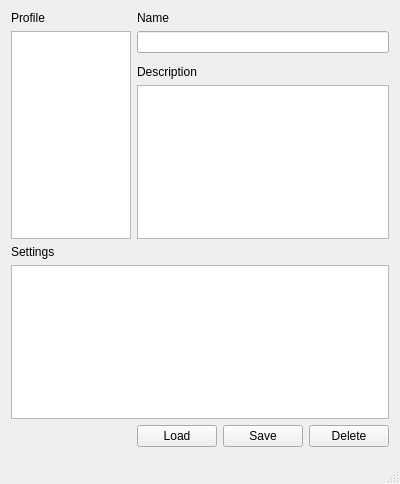
Shub77/phoebetria-code, file gui_profiles.ui: the form before one commit.
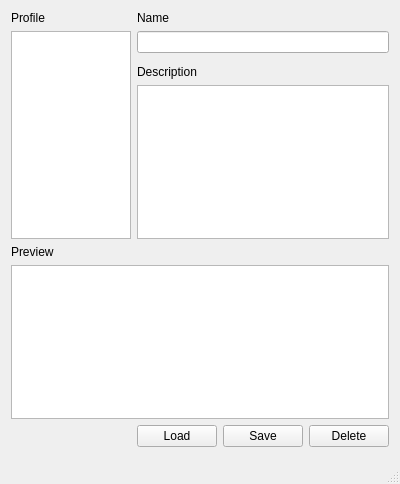
The form after the commit. Icons and pictures are not drawn.

Commit message: Profile Preview

The edit to the form file:
```diff
--- a/gui_profiles.ui
+++ b/gui_profiles.ui
@@ -177,7 +177,7 @@
    <item row="5" column="0">
     <widget class="QLabel" name="label_4">
      <property name="text">
-      <string>Settings</string>
+      <string>Preview</string>
      </property>
     </widget>
    </item>
```
Left out of the diff: 30 changed lines with no effect on the pictures. The commit also changes 3 other files.
